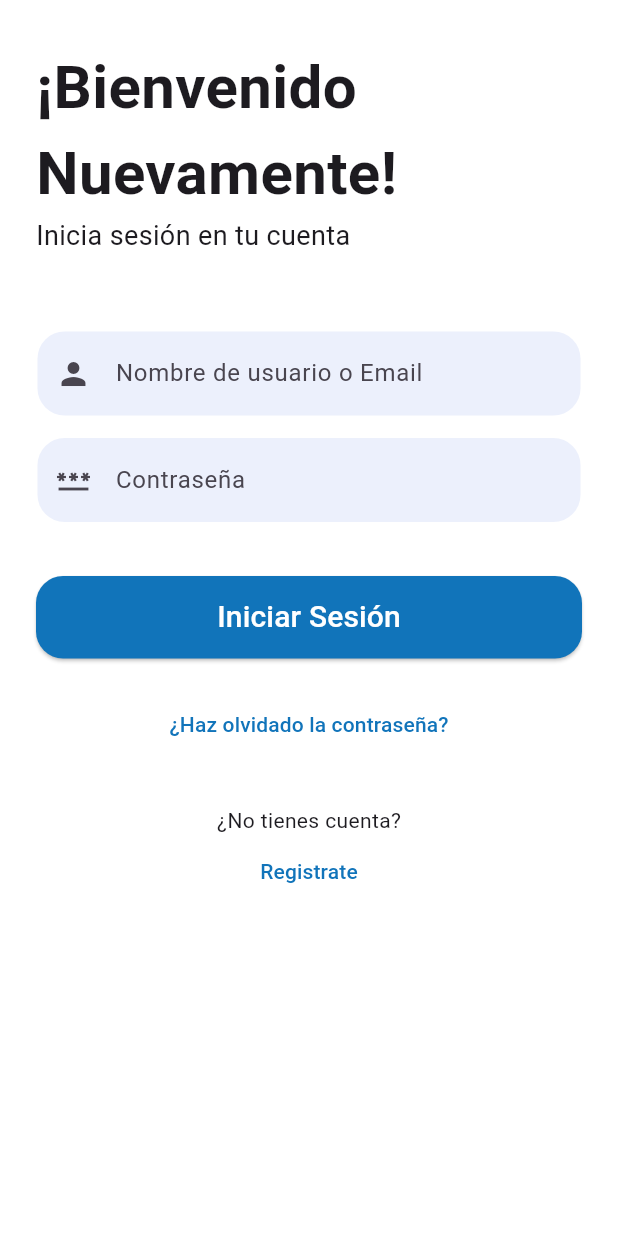
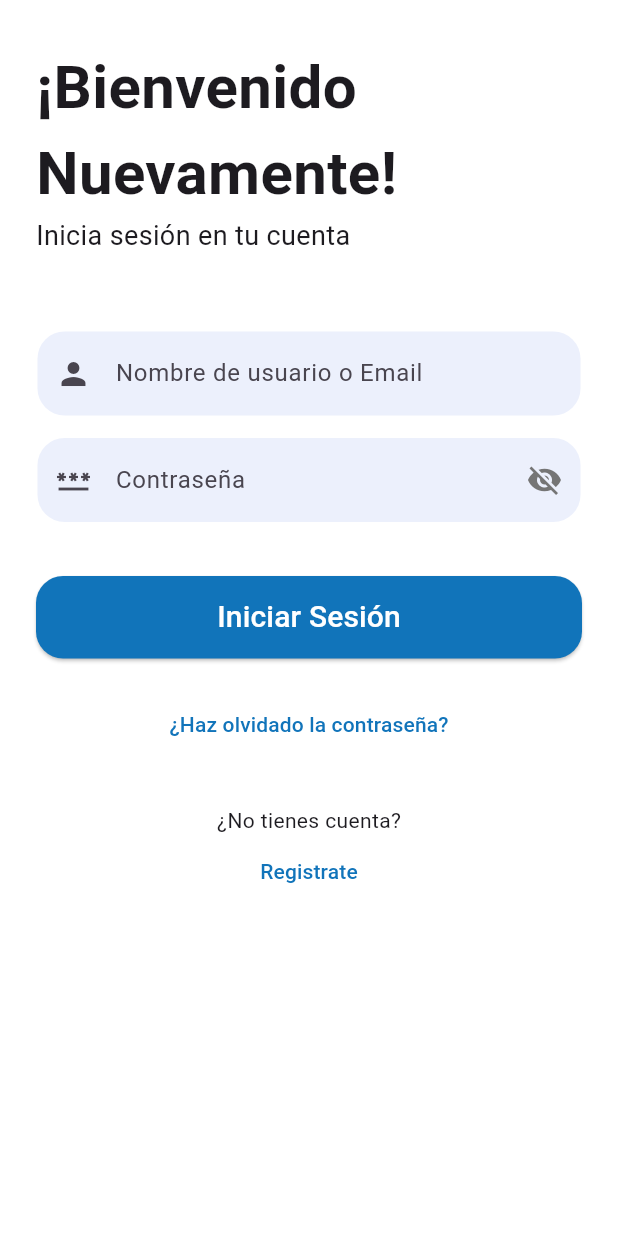
Before and after one commit to mmattico/Guio, a Flutter app: the screen it shows after launch, after a tap on "Iniciar Sesión", on a phone screen of 412 x 824 dp. Run offline on Flutter 3.47's test engine with Material 3 defaults, Android fonts, the phone set to English and light mode, and no system bars; our stand-ins replace flutter_compass, flutter_tts, pedometer, permission_handler, shared_preferences and 2 more; missing offline and left inert: dart:ffi; network calls fail.

Commit message:
Botón de ver y ocultar password

```diff
--- a/UnlamProyecto/Frontend/guio_proyecto/lib/pages/home_page.dart
+++ b/UnlamProyecto/Frontend/guio_proyecto/lib/pages/home_page.dart
@@ -169,8 +169,8 @@ class _HomePageState extends State<HomePage> {
                   child: NotificationListener<ScrollNotification>(
                     onNotification: (scrollInfo) {
                       setState(() {
-                        _customPaintHeight = (300 - scrollInfo.metrics.pixels)
-                            .clamp(0.0, 300.0);
+                        _customPaintHeight = (350 - scrollInfo.metrics.pixels)
+                            .clamp(0.0, 350.0);
                       });
                       return true;
                     },
--- a/UnlamProyecto/Frontend/guio_proyecto/lib/pages/login.dart
+++ b/UnlamProyecto/Frontend/guio_proyecto/lib/pages/login.dart
@@ -28,6 +28,7 @@ class _LoginPageState extends State<LoginPage> {
   String errorUsuarioOEmailMessage = "";
   String errorContraseniaMessage = "";
   bool passwordReset = false;
+  bool _isPasswordVisible = false;
 
   Future<void> _getUserByEmail(String email) async{
     var url;
@@ -177,8 +178,21 @@ class _LoginPageState extends State<LoginPage> {
                 fillColor: const Color.fromRGBO(65, 105, 225, 0.1),
                 filled: true,
                 prefixIcon: const Icon(Icons.password),
+                suffixIcon: IconButton(
+                  icon: Icon(
+                    _isPasswordVisible ? Icons.visibility : Icons.visibility_off,
+                    color: Colors.grey[600],  // Color del ícono
+                  ),
+                  onPressed: () {
+                    setState(() {
+                      _isPasswordVisible = !_isPasswordVisible;
+                    });
+                  },
+                  highlightColor: Colors.transparent,  // Sin efecto de highlight
+                  splashColor: Colors.grey[300],  // Un gris claro visible
+                ),
               ),
-              obscureText: true,
+              obscureText: !_isPasswordVisible,
               validator: (value) {
                 if (value == null || value.isEmpty) {
                   return 'Por favor, ingrese su contraseña';
```
Also changed, not shown: UnlamProyecto/Frontend/guio_proyecto/lib/pages/signup.dart (+15 -1 lines).
